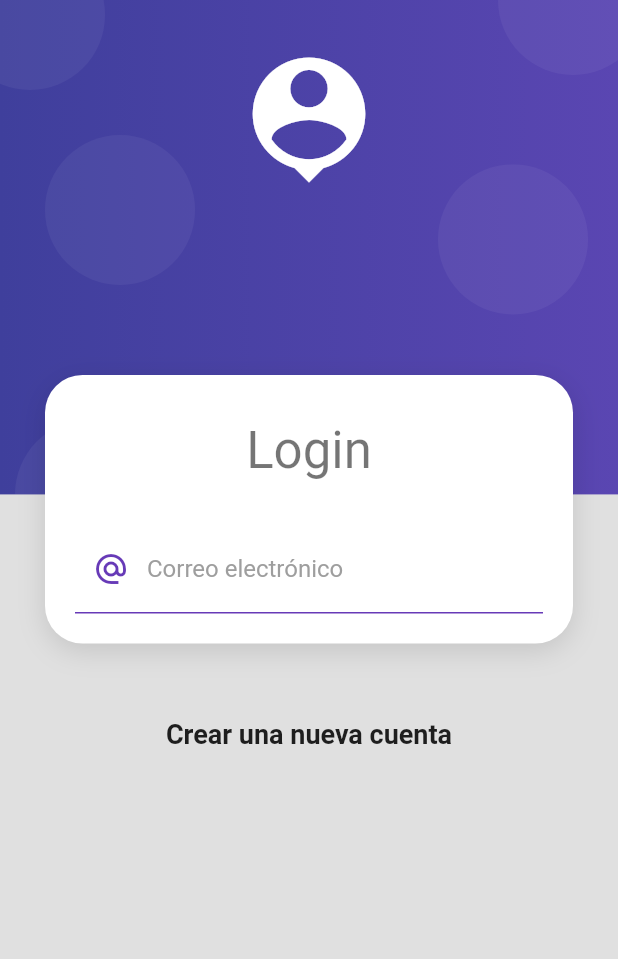
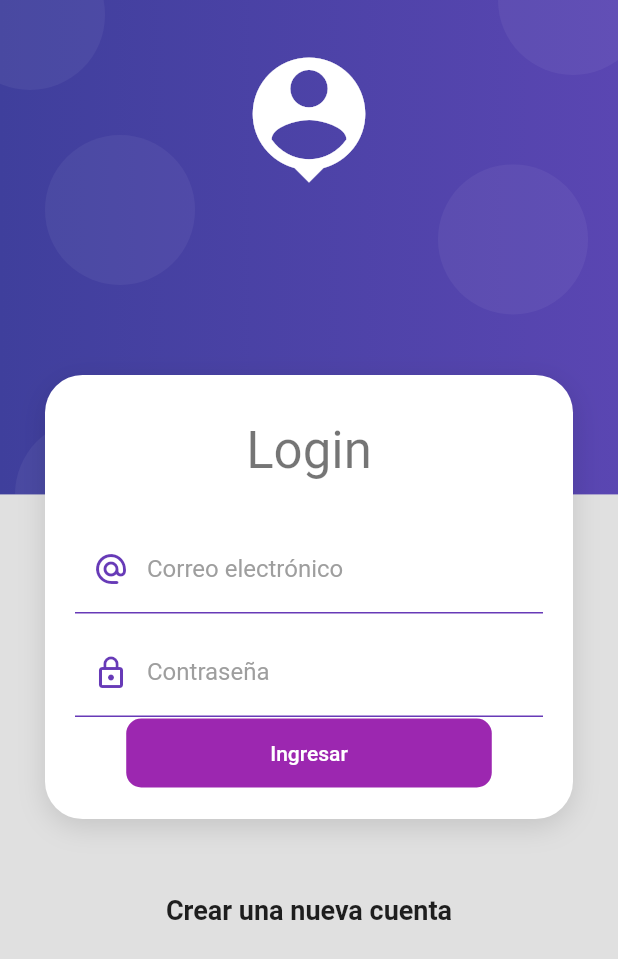
Before and after one commit to ProjectsFlutter/AppProducts, a Flutter app: the screen it shows after launch, on a phone screen of 412 x 824 dp. Shown: the top 959 px of the screen. Run offline on Flutter 3.47's test engine with Material 2 defaults, Android fonts, the phone set to English and light mode, and no system bars.

Commit message:
Reuse input styles

```diff
--- a/lib/screens/login-screen.dart
+++ b/lib/screens/login-screen.dart
@@ -1,5 +1,6 @@
 import 'dart:ui';
 
+import 'package:app_form_validation/ui/inputDecorations-ui.dart';
 import 'package:app_form_validation/widgets/widgets.dart';
 import 'package:flutter/material.dart';
 
@@ -23,7 +24,8 @@ class LoginScreen extends StatelessWidget {
                 ),
               ),
               SizedBox(height: 50.0),
-              Text('Crear una nueva cuenta', style: TextStyle(fontSize: 18.0, fontWeight: FontWeight.bold))
+              Text('Crear una nueva cuenta', style: TextStyle(fontSize: 18.0, fontWeight: FontWeight.bold)),
+              SizedBox(height: 50.0),
           ],
          ),
         )
@@ -42,25 +44,33 @@ class _LoginForm extends StatelessWidget {
             TextFormField(
               autocorrect:  false,
               keyboardType: TextInputType.emailAddress,
-              decoration: InputDecoration(
-                enabledBorder: UnderlineInputBorder(
-                  borderSide: BorderSide(
-                    color: Colors.deepPurple
-                  )
-                ),
-               focusedBorder: UnderlineInputBorder(
-                 borderSide: BorderSide(
-                   color: Colors.deepPurple,
-                   width: 2
-                 )
-               ),
-               hintText: 'alonso.jorgeluis@gmail.com',
-               labelText: 'Correo electrónico',
-               labelStyle: TextStyle(
-                 color: Colors.grey
-               ),
-               prefixIcon: Icon(Icons.alternate_email_sharp,color: Colors.deepPurple),
+              decoration: InputDecorations.authInputDecoration(
+                hint_text: 'alonso.jorgeluis@gmail.com',
+                label_text: 'Correo electrónico',
+                prefix_icon:  Icons.alternate_email_rounded
+              )
+            ),
+            SizedBox(height: 10.0),
+            TextFormField(
+              autocorrect:  false,
+              obscureText: true,
+              keyboardType: TextInputType.emailAddress,
+              decoration: InputDecorations.authInputDecoration(
+                hint_text: '******************',
+                label_text: 'Contraseña',
+                prefix_icon: Icons.lock_outline
+              )
+            ),
+            MaterialButton(
+              shape: RoundedRectangleBorder(borderRadius: BorderRadius.circular(10.0)),
+              disabledColor: Colors.grey,
+              elevation: 0,
+              color: Colors.purple,
+              child: Container(
+                padding: EdgeInsets.symmetric(horizontal: 80.0, vertical: 15.0),
+                child: Text('Ingresar', style: TextStyle(color: Colors.white)),
               ),
+              onPressed: (){},
             )
           ],
         )
--- /dev/null
+++ b/lib/ui/inputDecorations-ui.dart
@@ -0,0 +1,29 @@
+import 'package:flutter/material.dart';
+
+class InputDecorations {
+  static InputDecoration authInputDecoration({
+    @required String hint_text,
+    @required String label_text,
+    IconData prefix_icon
+  }){
+    return InputDecoration(
+      enabledBorder: UnderlineInputBorder(
+        borderSide: BorderSide(
+          color: Colors.deepPurple
+        )
+      ),
+      focusedBorder: UnderlineInputBorder(
+        borderSide: BorderSide(
+          color: Colors.deepPurple,
+          width: 2
+        )
+      ),
+      hintText: hint_text,
+      labelText: label_text,
+      labelStyle: TextStyle(
+        color: Colors.grey
+      ),
+      prefixIcon: prefix_icon != null ? Icon(prefix_icon, color: Colors.deepPurple) : null,
+    );
+  }
+}
```
